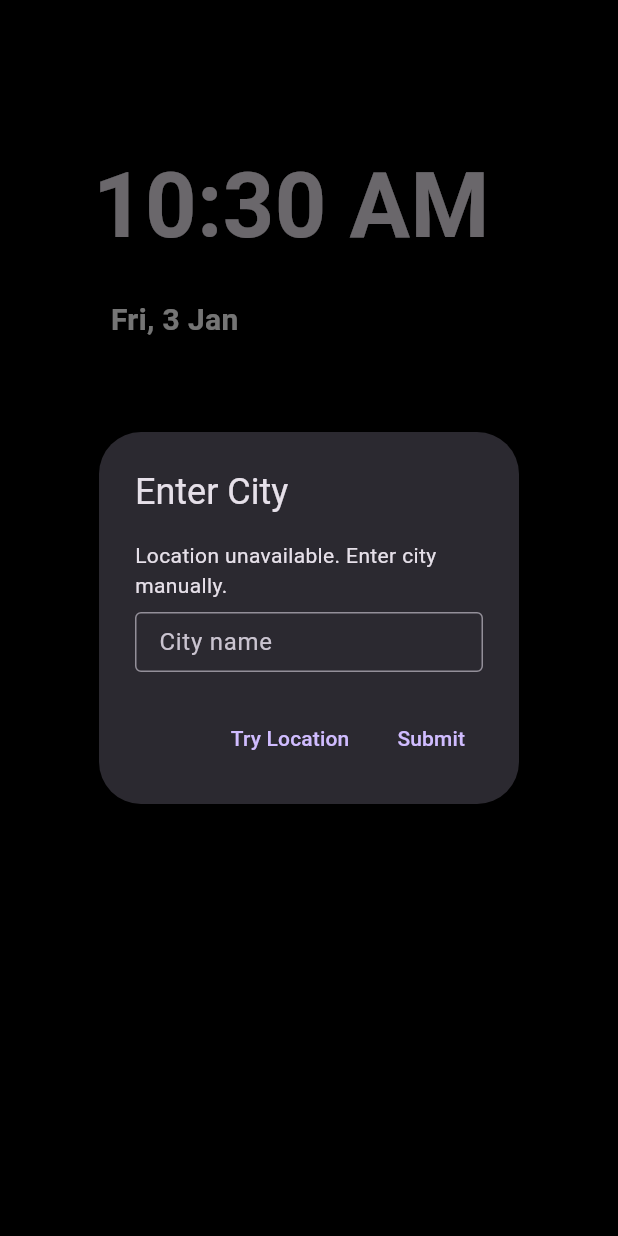
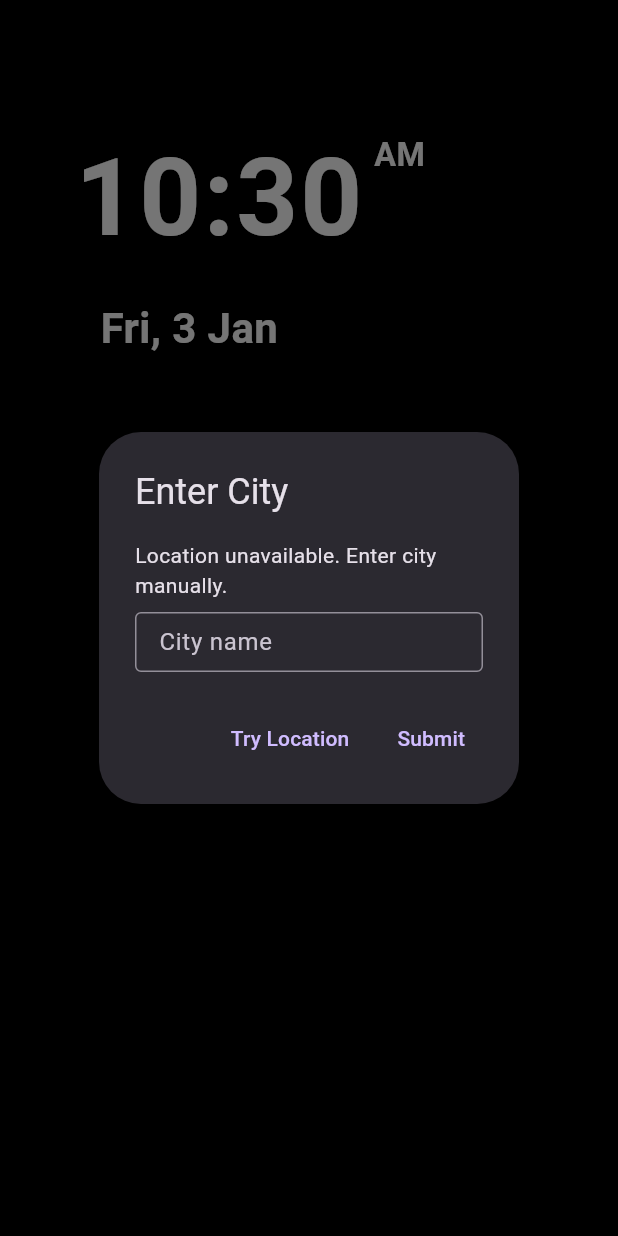
Before and after one commit to ivin-titus/ReSmart, a Flutter app: the screen it shows after launch, on a phone screen of 412 x 824 dp. Run offline on Flutter 3.47's test engine with Material 3 defaults, Android fonts, the phone set to English and light mode, and no system bars; our stand-ins replace flutter_dotenv, location, shared_preferences.

Commit message:
Made aod_screen more responsive for tiny screens, also optimized time_widget for that

```diff
--- a/lib/widgets/aod_screen.dart
+++ b/lib/widgets/aod_screen.dart
@@ -18,39 +18,64 @@ class _AODScreenState extends State<AODScreen> {
     SystemChrome.setEnabledSystemUIMode(SystemUiMode.immersive);
   }
 
+  double _getTimeTextSize(double screenWidth, double screenHeight) {
+    final smallerDimension = screenWidth < screenHeight ? screenWidth : screenHeight;
+
+    // More granular time text sizing
+    if (smallerDimension < 300) {
+      return 48;  // For very small devices
+    } else if (smallerDimension < 600) {
+      return 72;
+    } else if (smallerDimension < 1200) {
+      return 96;
+    } else if (smallerDimension < 2000) {
+      return 120;
+    } else {
+      return smallerDimension * 0.06;  // Dynamic scaling for 4K
+    }
+  }
+
   double _getResponsivePadding(double dimension, {bool isWidth = true}) {
-    if (dimension < 600) {
-      return isWidth ? 0.15 : 0.08;
+    if (dimension < 300) {
+      return isWidth ? 0.08 : 0.05;
+    } else if (dimension < 600) {
+      return isWidth ? 0.12 : 0.07;
     } else if (dimension < 1200) {
-      return isWidth ? 0.18 : 0.10;
+      return isWidth ? 0.15 : 0.09;
     } else if (dimension < 2000) {
-      return isWidth ? 0.20 : 0.12;
+      return isWidth ? 0.18 : 0.11;
     } else {
-      return isWidth ? 0.22 : 0.15;
+      return isWidth ? 0.20 : 0.13;
     }
   }
 
   double _getResponsiveWidth(double screenWidth, bool isLandscape) {
-    if (screenWidth < 600) {
+    if (screenWidth < 300) {
+      return isLandscape ? 0.50 : 0.90;
+    } else if (screenWidth < 600) {
       return isLandscape ? 0.45 : 0.85;
     } else if (screenWidth < 1200) {
       return isLandscape ? 0.42 : 0.80;
     } else if (screenWidth < 2000) {
       return isLandscape ? 0.40 : 0.75;
     } else {
-      return isLandscape ? 0.38 : 0.70;
+      return isLandscape ? 0.35 : 0.65;
     }
   }
 
-  double _getResponsiveFontSize(double screenWidth) {
-    if (screenWidth < 600) {
+  double _getSecondaryTextSize(double screenWidth, double screenHeight) {
+    final smallerDimension = screenWidth < screenHeight ? screenWidth : screenHeight;
+
+    if (smallerDimension < 300) {
+      return 14;
+    } else if (smallerDimension < 600) {
       return 18;
-    } else if (screenWidth < 1200) {
+    } else if (smallerDimension < 1200) {
       return 22;
-    } else if (screenWidth < 2000) {
-      return 24;
+    } else if (smallerDimension < 2000) {
+      return 26;
     } else {
-      return 28;
+      return smallerDimension * 0.015;
     }
   }
 
@@ -58,14 +83,15 @@ class _AODScreenState extends State<AODScreen> {
     final screenWidth = constraints.maxWidth;
     final screenHeight = constraints.maxHeight;
     final isLandscape = screenWidth > screenHeight;
+    final smallerDimension = screenWidth < screenHeight ? screenWidth : screenHeight;
 
-    // Get responsive measurements
     final timeWidth = screenWidth * _getResponsiveWidth(screenWidth, isLandscape);
     final dateWeatherWidth = screenWidth * (_getResponsiveWidth(screenWidth, isLandscape) * 0.9);
-    final fontSize = _getResponsiveFontSize(screenWidth);
+    final timeTextSize = _getTimeTextSize(screenWidth, screenHeight);
+    final secondaryTextSize = _getSecondaryTextSize(screenWidth, screenHeight);
 
-    // Calculate responsive spacing
-    final verticalSpacing = screenHeight * (isLandscape ? 0.02 : 0.015);
+    final verticalSpacing = smallerDimension * (isLandscape ? 0.02 : 0.015);
+    final horizontalSpacing = smallerDimension * 0.02;
 
     Widget contentStack = Column(
       mainAxisAlignment: MainAxisAlignment.start,
@@ -74,7 +100,19 @@ class _AODScreenState extends State<AODScreen> {
         SizedBox(height: verticalSpacing),
         SizedBox(
           width: timeWidth,
-          child: const TimeWidget(),
+          child: TimeWidget(
+            style: TextStyle(
+              fontSize: timeTextSize,
+              color: Colors.white,
+              fontWeight: FontWeight.bold,
+              letterSpacing: timeTextSize * 0.02, // Dynamic letter spacing
+            ),
+            amPmStyle: TextStyle(
+              fontSize: timeTextSize * 0.3, // AM/PM text proportional to time
+              color: Colors.white,
+              fontWeight: FontWeight.bold,
+            ),
+          ),
         ),
         SizedBox(height: verticalSpacing * 0.5),
         SizedBox(
@@ -83,24 +121,28 @@ class _AODScreenState extends State<AODScreen> {
             mainAxisAlignment: MainAxisAlignment.spaceBetween,
             crossAxisAlignment: CrossAxisAlignment.center,
             children: [
-              SizedBox(
-                width: (dateWeatherWidth - 16) / 2, // Subtract padding and divide remaining space
+              Expanded(
+                child: FittedBox(
+                  fit: BoxFit.scaleDown,
                   child: DateWidget(
                     textStyle: TextStyle(
-                    fontSize: fontSize,
+                      fontSize: secondaryTextSize,
                       color: Colors.white,
                       fontWeight: FontWeight.bold,
                     ),
                   ),
                 ),
-              //const SizedBox(width: 16), // Fixed spacing between widgets
-              SizedBox(
-                width: (dateWeatherWidth - 16) / 2,
+              ),
+              SizedBox(width: horizontalSpacing),
+              Expanded(
+                child: FittedBox(
+                  fit: BoxFit.scaleDown,
                   child: MiniWeatherWidget(
                     textStyle: TextStyle(
-                    fontSize: fontSize,
+                      fontSize: secondaryTextSize,
                       color: Colors.white,
                       fontWeight: FontWeight.bold,
+                    ),
                   ),
                 ),
               ),
@@ -110,19 +152,25 @@ class _AODScreenState extends State<AODScreen> {
       ],
     );
 
-    if (isLandscape) {
-      return Row(
+    Widget layoutWrapper = isLandscape
+        ? Row(
             crossAxisAlignment: CrossAxisAlignment.center,
             children: [
               Expanded(
                 flex: 3,
-            child: Padding(
-              padding: EdgeInsets.only(
-                left: screenWidth * _getResponsivePadding(screenWidth),
-                top: screenHeight * _getResponsivePadding(screenHeight, isWidth: false),
-              ),
                 child: contentStack,
               ),
+              const Expanded(
+                flex: 2,
+                child: SizedBox(),
+              ),
+            ],
+          )
+        : Column(
+            children: [
+              Expanded(
+                flex: 3,
+                child: contentStack,
               ),
               const Expanded(
                 flex: 2,
@@ -130,26 +178,14 @@ class _AODScreenState extends State<AODScreen> {
               ),
             ],
           );
-    } else {
-      return Column(
-        children: [
-          Expanded(
-            flex: 3,
-            child: Padding(
+
+    return Padding(
       padding: EdgeInsets.only(
         left: screenWidth * _getResponsivePadding(screenWidth),
         top: screenHeight * _getResponsivePadding(screenHeight, isWidth: false),
       ),
-              child: contentStack,
-            ),
-          ),
-          const Expanded(
-            flex: 2,
-            child: SizedBox(),
-          ),
-        ],
+      child: layoutWrapper,
     );
-    }
   }
 
   @override
--- a/lib/widgets/time_widget.dart
+++ b/lib/widgets/time_widget.dart
@@ -1,95 +1,51 @@
 import 'package:flutter/material.dart';
-import 'dart:async';
 
-class TimeWidget extends StatefulWidget {
-  const TimeWidget({Key? key}) : super(key: key);
+class TimeWidget extends StatelessWidget {
+  final TextStyle? style;
+  final TextStyle? amPmStyle;
+
+  const TimeWidget({
+    Key? key,
+    this.style,
+    this.amPmStyle,
+  }) : super(key: key);
 
   @override
-  _TimeWidgetState createState() => _TimeWidgetState();
-}
+  Widget build(BuildContext context) {
+    return StreamBuilder(
+      stream: Stream.periodic(const Duration(seconds: 1)),
+      builder: (context, snapshot) {
+        final now = DateTime.now();
+        final hour = now.hour;
+        final minute = now.minute;
 
-class _TimeWidgetState extends State<TimeWidget> with AutomaticKeepAliveClientMixin {
-  String _time = '';
-  Timer? _timer;
+        // Format hour for 12-hour clock
+        final displayHour = hour > 12 ? hour - 12 : (hour == 0 ? 12 : hour);
+        final amPm = hour >= 12 ? 'PM' : 'AM';
 
-  @override
-  bool get wantKeepAlive => false;
-
-  @override
-  void initState() {
-    super.initState();
-    _updateTimeNow(); // Update immediately
-    _startTimer(); // Start periodic updates
-  }
-
-  // Separate method for immediate time update
-  void _updateTimeNow() {
-    if (mounted) {
-      setState(() {
-        _time = _formatTime(TimeOfDay.now());
-      });
-    }
-  }
-
-  // Start timer with error handling
-  void _startTimer() {
-    _timer?.cancel(); // Cancel any existing timer
-    _timer = Timer.periodic(
-      const Duration(seconds: 1),
-      (timer) {
-        if (!mounted) {
-          timer.cancel();
-          return;
-        }
-        _updateTimeNow();
+        return Row(
+          crossAxisAlignment: CrossAxisAlignment.start,
+          mainAxisSize: MainAxisSize.min,
+          children: [
+            // Hours and minutes
+            Text(
+              '${displayHour.toString().padLeft(2, '0')}:${minute.toString().padLeft(2, '0')}',
+              style: style,
+            ),
+            // AM/PM indicator
+            Padding(
+              padding: EdgeInsets.only(
+                left: (style?.fontSize ?? 24) * 0.1,
+                top: (style?.fontSize ?? 24) * 0.1,
+              ),
+              child: Text(
+                amPm,
+                style: amPmStyle,
+              ),
+            ),
+          ],
+        );
       },
     );
   }
-
-  // Format time without context dependency
-  String _formatTime(TimeOfDay time) {
-    final hour = time.hourOfPeriod == 0 ? 12 : time.hourOfPeriod;
-    final minute = time.minute.toString().padLeft(2, '0');
-    final period = time.period == DayPeriod.am ? 'AM' : 'PM';
-    return '$hour:$minute $period';
-  }
-
-  @override
-  Widget build(BuildContext context) {
-    super.build(context);
-
-    return RepaintBoundary(
-      child: LayoutBuilder(
-        builder: (context, constraints) {
-          // Adjust font size based on available width
-          final fontSize = constraints.maxWidth * 0.19; //previous was * 0.15
-
-          return Text(
-            _time,
-            style: TextStyle(
-              fontSize: fontSize.clamp(20.0, 60.0),
-              fontWeight: FontWeight.bold,
-              // Use system default font for better performance
-              fontFamily: null,
-            ),
-            // Add text scaling factor limit for consistency
-            textScaler: const TextScaler.linear(1.0),
-          );
-        },
-      ),
-    );
-  }
-
-  @override
-  void didChangeDependencies() {
-    super.didChangeDependencies();
-    _updateTimeNow(); // Update time when dependencies change
-  }
-
-  @override
-  void dispose() {
-    _timer?.cancel();
-    _timer = null;
-    super.dispose();
-  }
 }
```
Lines whose indentation alone changed are shown as unchanged.
